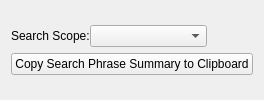
Old version of the form programs/KJVCanOpener/KJVSearchCriteria.ui in the repository dewhisna/KingJamesPureBibleSearch.
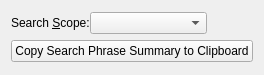
New version of the form. Icons and pictures are not drawn.

Commit message: Added File Save/Open operations for KJS files.  Added logic when adding new search phrases to make sure the new editor was visible in the scroll view -- strangely, I had to manually calculate the location for it to pass to ensureVisible and couldn't just use ensureWidgetVisible (it wouldn't work).  Fixed the on_phraseChanged logic (and add/delete to/from database button enables) for CKJVSearchPhraseEdit to detect if the parsed phrase was empty or not (not just the actual editor).  Added a few new keyboard shortcuts and removed the extra newline in the search results ToolTip.  More icons.

Diff of the .ui file:
```diff
--- a/programs/KJVCanOpener/KJVSearchCriteria.ui
+++ b/programs/KJVCanOpener/KJVSearchCriteria.ui
@@ -2,6 +2,14 @@
 <ui version="4.0">
  <class>CKJVSearchCriteria</class>
  <widget class="QWidget" name="CKJVSearchCriteria">
+  <property name="geometry">
+   <rect>
+    <x>0</x>
+    <y>0</y>
+    <width>235</width>
+    <height>75</height>
+   </rect>
+  </property>
   <property name="windowTitle">
    <string>Form</string>
   </property>
@@ -16,7 +24,10 @@
        <item>
         <widget class="QLabel" name="lblSearchScope">
          <property name="text">
-          <string>Search Scope:</string>
+          <string>Search &amp;Scope:</string>
+         </property>
+         <property name="buddy">
+          <cstring>comboSearchScope</cstring>
          </property>
         </widget>
        </item>
```
Left out of the diff: 3 changed lines with no effect on the pictures. The commit also changes 20 other files.
